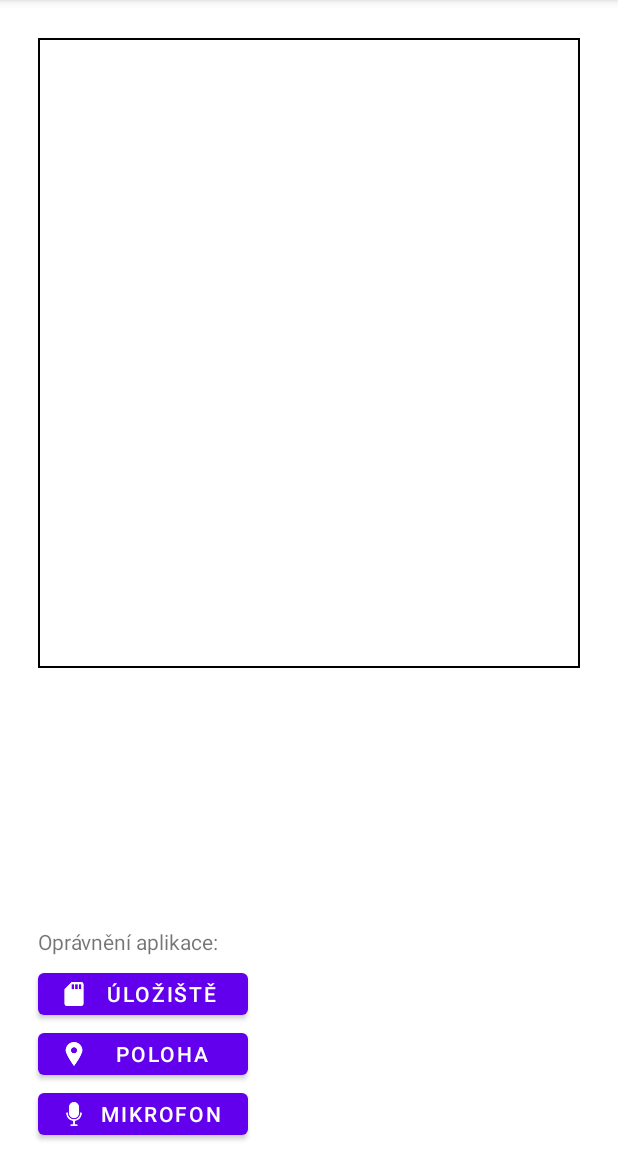
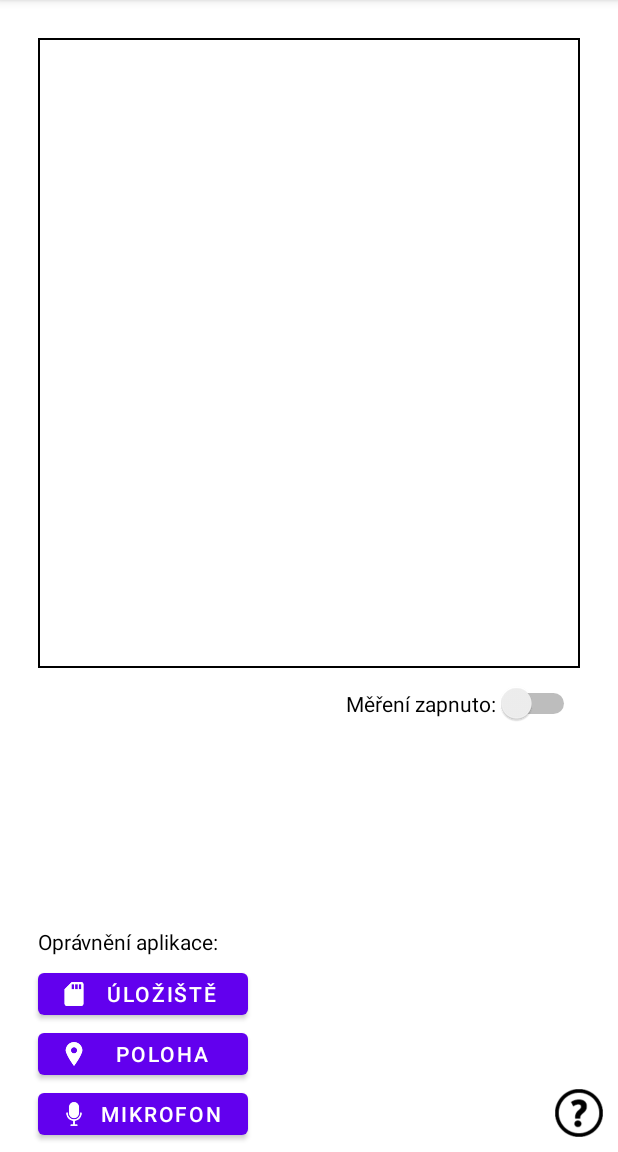
Before and after one commit to TomasKre/Diplomka, an Android app: the screen it shows after launch (MainActivity), on a phone screen of 412 x 824 dp, the part 84-1236 px from its top. Run offline under Robolectric (Android 15) with nearby library versions, the phone set to English and light mode, and no system bars.

Commit message:
Updated main UI, added new buttons

```diff
--- a/app/src/main/res/layout/activity_main.xml
+++ b/app/src/main/res/layout/activity_main.xml
@@ -11,7 +11,6 @@
         android:layout_width="fill_parent"
         android:layout_height="420dp"
         android:scrollbars="none"
-        android:layout_weight="1"
         app:layout_constraintLeft_toLeftOf="parent"
         app:layout_constraintRight_toRightOf="parent"
         app:layout_constraintTop_toTopOf="parent"
@@ -61,7 +60,30 @@
         android:layout_height="wrap_content"
         android:text="Oprávnění aplikace:"
         android:layout_marginBottom="5dp"
+        android:textColor="@color/black"
         app:layout_constraintBottom_toTopOf="@id/storage_permission"
         app:layout_constraintLeft_toLeftOf="@+id/data_window" />
 
+    <Switch
+        android:id="@+id/measure_switch"
+        android:layout_width="wrap_content"
+        android:layout_height="wrap_content"
+        android:switchMinWidth="56dp"
+        android:text="Měření zapnuto:"
+        android:checked="false"
+        android:textOff="OFF"
+        android:textOn="ON"
+        android:layout_marginTop="10dp"
+        app:layout_constraintTop_toBottomOf="@id/data_window"
+        app:layout_constraintRight_toRightOf="@+id/data_window"/>
+
+    <ImageView
+        android:layout_width="32dp"
+        android:layout_height="32dp"
+        android:src="@drawable/question_mark"
+        android:layout_marginBottom="10dp"
+        android:layout_marginRight="10dp"
+        app:layout_constraintBottom_toBottomOf="parent"
+        app:layout_constraintRight_toRightOf="parent"/>
+
 </androidx.constraintlayout.widget.ConstraintLayout>
```
Also changed, not shown: app/src/main/res/drawable/question_mark.png (added).
